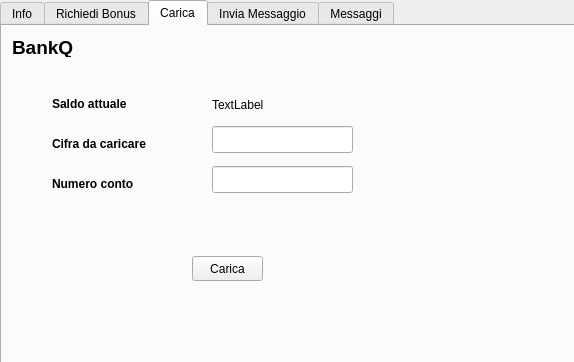
Qt form BankQ/userinfo.ui (marcofranceschini/p2_project) before a commit.
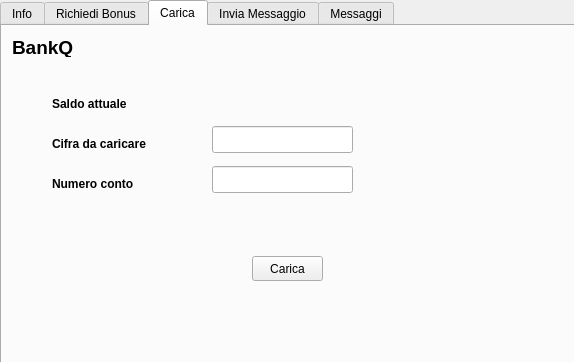
The same form after that commit. The open tabs and pages were chosen to show the change.

```diff
--- a/BankQ/userinfo.ui
+++ b/BankQ/userinfo.ui
@@ -396,7 +396,7 @@
     <widget class="QToolButton" name="toolButton_4">
      <property name="geometry">
       <rect>
-       <x>190</x>
+       <x>250</x>
        <y>230</y>
        <width>71</width>
        <height>25</height>
@@ -452,7 +452,7 @@
       </rect>
      </property>
      <property name="text">
-      <string>TextLabel</string>
+      <string/>
      </property>
     </widget>
     <widget class="QLabel" name="label_23">
```
Left out of the diff: 2 changed lines with no effect on the pictures.
